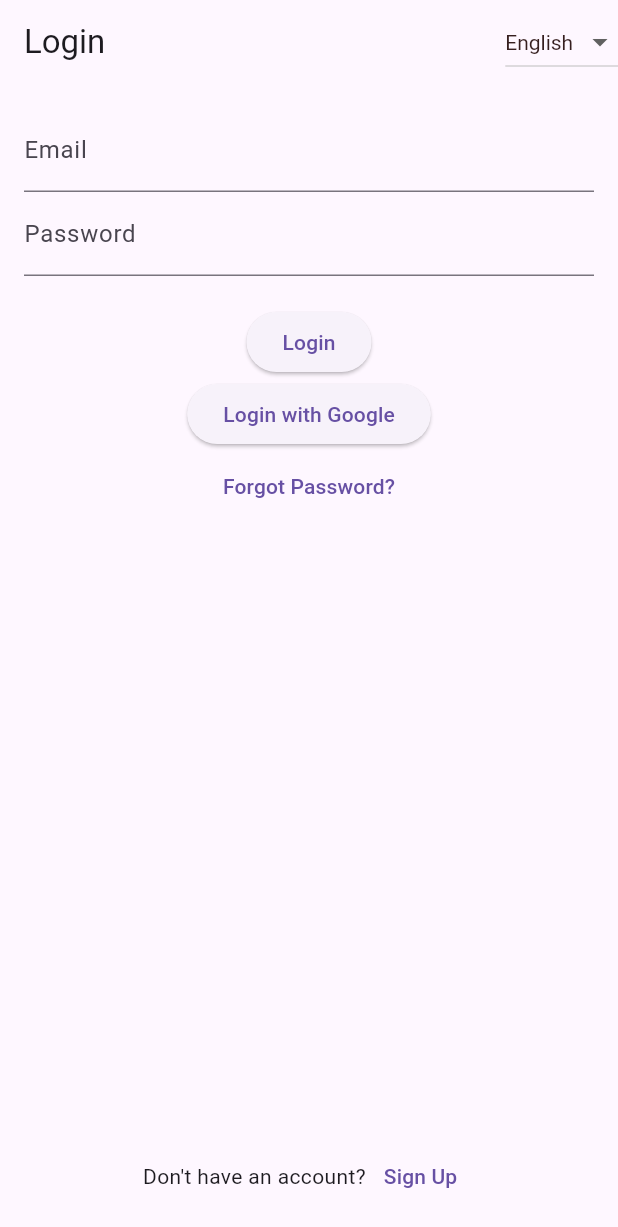
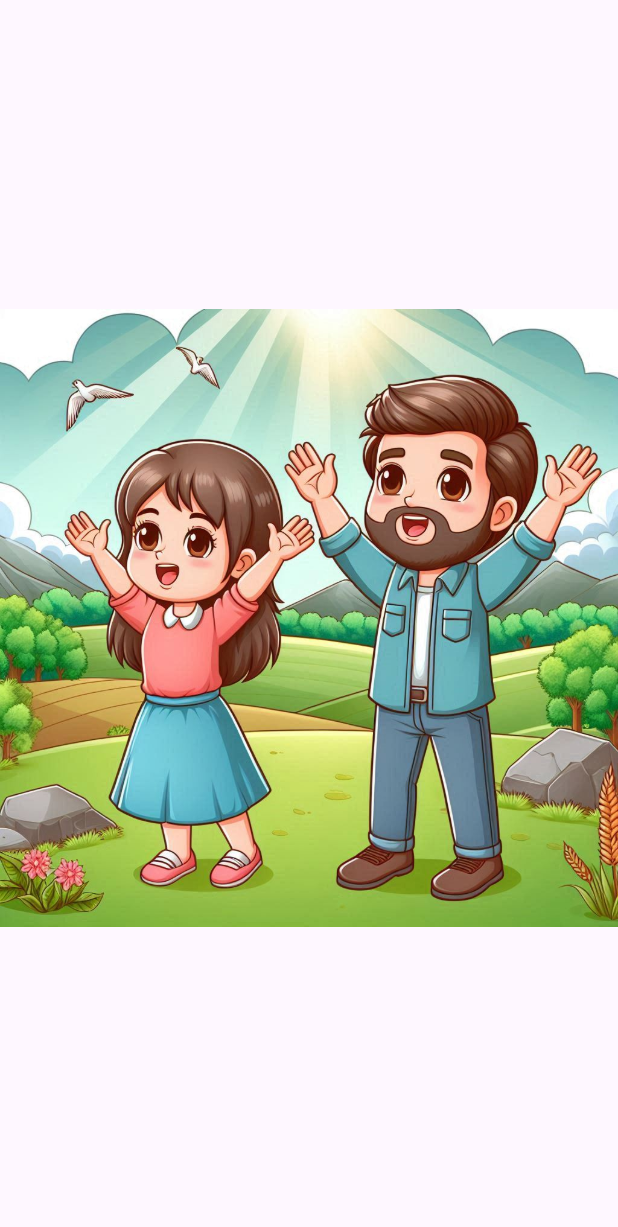
Before and after one commit to jeshocarmel/glorify, a Flutter app: the first screen one second after launch, on a phone screen of 412 x 824 dp. Shown: the top 1227 px of the screen. Run offline on Flutter 3.47's test engine with Material 3 defaults, Android fonts, the phone set to English and light mode, and no system bars; our stand-ins replace cloud_firestore, firebase_auth, firebase_core, google_sign_in, hooks_riverpod; accounts and stored records are empty; generated files the repository leaves out were written again.

Commit message:
fixed google sign in issue in ios and added a splash screen

```diff
--- a/lib/main.dart
+++ b/lib/main.dart
@@ -1,11 +1,11 @@
 import 'package:flutter/material.dart';
 import 'package:firebase_core/firebase_core.dart';
-import 'package:glorify/auth/backend/auth_wrapper.dart';
 import 'package:glorify/common/providers/language_provider.dart';
 import 'package:glorify/views/home/home_screen.dart';
 import 'package:glorify/views/login/forgot_password.dart';
 import 'package:glorify/views/login/login_screen.dart';
 import 'package:glorify/views/login/signup_screen.dart';
+import 'package:glorify/views/splash/splash_screen.dart';
 import 'package:hooks_riverpod/hooks_riverpod.dart';
 import 'firebase_options.dart';
 import 'package:flutter_gen/gen_l10n/app_localizations.dart';
@@ -30,7 +30,7 @@ class MyApp extends ConsumerWidget {
       localizationsDelegates: AppLocalizations.localizationsDelegates,
       supportedLocales: AppLocalizations.supportedLocales,
       title: 'Flutter Firebase Auth',
-      home: const AuthWrapper(),
+      home: const SplashScreen(),
       routes: {
         '/login': (context) => LoginScreen(),
         '/signup': (context) => SignupScreen(),
--- a/lib/views/login/forgot_password.dart
+++ b/lib/views/login/forgot_password.dart
@@ -22,8 +22,8 @@ class ForgotPasswordScreenState extends ConsumerState<ForgotPasswordScreen> {
     return Scaffold(
       appBar: AppBar(
         title: Text(l10n.forgotPasswordScreenTitle),
-        actions: [
-          const LanguageSelector(),
+        actions: const [
+          LanguageSelector(),
         ],
       ),
       body: Padding(
--- /dev/null
+++ b/lib/views/splash/splash_screen.dart
@@ -0,0 +1,31 @@
+import 'package:flutter/material.dart';
+import 'package:glorify/auth/backend/auth_wrapper.dart';
+
+class SplashScreen extends StatefulWidget {
+  const SplashScreen({super.key});
+
+  @override
+  SplashScreenState createState() => SplashScreenState();
+}
+
+class SplashScreenState extends State<SplashScreen> {
+  @override
+  void initState() {
+    super.initState();
+    // Add any initialization logic here
+    Future.delayed(const Duration(seconds: 3), () {
+      Navigator.of(context).pushReplacement(
+        MaterialPageRoute(builder: (context) => const AuthWrapper()),
+      );
+    });
+  }
+
+  @override
+  Widget build(BuildContext context) {
+    return Scaffold(
+      body: Center(
+        child: Image.asset('assets/splash_image.jpeg', fit: BoxFit.cover),
+      ),
+    );
+  }
+}
--- a/pubspec.yaml
+++ b/pubspec.yaml
@@ -66,8 +66,9 @@ flutter:
   uses-material-design: true
 
   # To add assets to your application, add an assets section, like this:
-  # assets:
-  #   - images/a_dot_burr.jpeg
+  assets:
+    - assets/background_image.jpg
+    - assets/splash_image.jpeg
   #   - images/a_dot_ham.jpeg
 
   # An image asset can refer to one or more resolution-specific "variants", see
```
Also changed, not shown: assets/background_image.jpg (added), assets/splash_image.jpeg (added), 3 other files.
